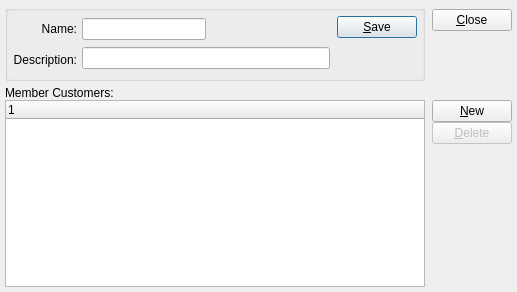
Qt form guiclient/customerGroup.ui (Pegasus-RPG/xtuple-client) before a commit.
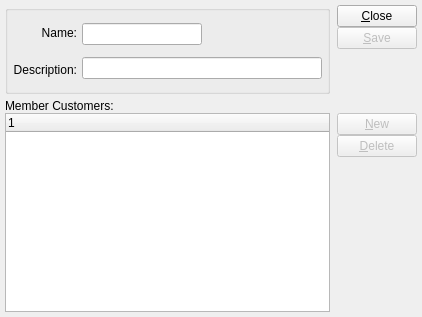
The same form after that commit. Custom widgets are drawn as their Qt base class.

Commit message: Issue #20717: Customer Group button enabled plus ui realignment

The edit to the form file:
```diff
--- a/guiclient/customerGroup.ui
+++ b/guiclient/customerGroup.ui
@@ -9,13 +9,13 @@
 to be bound by its terms.</comment>
  <exportmacro></exportmacro>
  <class>customerGroup</class>
- <widget class="QDialog" name="customerGroup" >
-  <property name="geometry" >
+ <widget class="QDialog" name="customerGroup">
+  <property name="geometry">
    <rect>
     <x>0</x>
     <y>0</y>
-    <width>517</width>
-    <height>292</height>
+    <width>422</width>
+    <height>317</height>
    </rect>
   </property>
   <property name="windowTitle" >
@@ -29,41 +29,41 @@
     <number>5</number>
    </property>
    <item>
-    <layout class="QHBoxLayout" >
-     <property name="margin" >
-      <number>0</number>
-     </property>
-     <property name="spacing" >
+    <layout class="QHBoxLayout">
+     <property name="spacing">
       <number>7</number>
      </property>
+     <property name="margin">
+      <number>0</number>
+     </property>
      <item>
       <widget class="QGroupBox" name="GroupBox1" >
        <property name="title" >
         <string/>
        </property>
-       <layout class="QHBoxLayout" >
-        <property name="margin" >
-         <number>5</number>
-        </property>
-        <property name="spacing" >
+       <layout class="QHBoxLayout">
+        <property name="spacing">
          <number>7</number>
         </property>
+       <property name="margin">
+        <number>5</number>
+       </property>
         <item>
-         <layout class="QHBoxLayout" >
-          <property name="margin" >
-           <number>0</number>
-          </property>
-          <property name="spacing" >
+         <layout class="QHBoxLayout">
+          <property name="spacing">
            <number>5</number>
           </property>
+          <property name="margin">
+           <number>0</number>
+          </property>
           <item>
-           <layout class="QVBoxLayout" >
-            <property name="margin" >
-             <number>0</number>
-            </property>
-            <property name="spacing" >
+           <layout class="QVBoxLayout">
+            <property name="spacing">
              <number>5</number>
             </property>
+            <property name="margin">
+             <number>0</number>
+            </property>
             <item>
              <widget class="QLabel" name="_nameLit" >
               <property name="text" >
@@ -87,13 +87,13 @@
            </layout>
           </item>
           <item>
-           <layout class="QVBoxLayout" >
-            <property name="margin" >
-             <number>0</number>
-            </property>
-            <property name="spacing" >
+           <layout class="QVBoxLayout">
+            <property name="spacing">
              <number>5</number>
             </property>
+            <property name="margin">
+            <number>0</number>
+            </property>
             <item>
              <layout class="QHBoxLayout" >
               <property name="margin" >
@@ -130,72 +130,49 @@
           </item>
          </layout>
         </item>
-        <item>
-         <layout class="QVBoxLayout" >
-          <property name="margin" >
-           <number>0</number>
-          </property>
-          <property name="spacing" >
-           <number>0</number>
-          </property>
-          <item>
-           <widget class="QPushButton" name="_save" >
-            <property name="text" >
-             <string>&amp;Save</string>
-            </property>
-            <property name="autoDefault" >
-             <bool>true</bool>
-            </property>
-            <property name="default" >
-             <bool>true</bool>
-            </property>
-           </widget>
-          </item>
-          <item>
-           <spacer>
-            <property name="orientation" >
-             <enum>Qt::Vertical</enum>
-            </property>
-            <property name="sizeType" >
-             <enum>QSizePolicy::Preferred</enum>
-            </property>
-            <property name="sizeHint" >
-             <size>
-              <width>20</width>
-              <height>40</height>
-             </size>
-            </property>
-           </spacer>
-          </item>
-         </layout>
-        </item>
        </layout>
       </widget>
      </item>
      <item>
-      <layout class="QVBoxLayout" >
-       <property name="margin" >
+      <layout class="QVBoxLayout">
+       <property name="spacing">
         <number>0</number>
        </property>
        <property name="spacing" >
         <number>0</number>
        </property>
        <item>
-        <widget class="QPushButton" name="_close" >
-         <property name="text" >
+        <widget class="QPushButton" name="_close">
+         <property name="text">
           <string>&amp;Close</string>
          </property>
         </widget>
        </item>
+       <item>
+        <widget class="QPushButton" name="_save">
+         <property name="text">
+          <string>&amp;Save</string>
+         </property>
+         <property name="autoDefault">
+          <bool>true</bool>
+         </property>
+         <property name="default">
+          <bool>true</bool>
+         </property>
+         <property name="enabled">
+          <bool>false</bool>
+         </property>
+        </widget>
+       </item>
        <item>
         <spacer>
          <property name="orientation" >
           <enum>Qt::Vertical</enum>
          </property>
-         <property name="sizeType" >
+         <property name="sizeType">
           <enum>QSizePolicy::Preferred</enum>
          </property>
-         <property name="sizeHint" >
+         <property name="sizeHint" stdset="0">
           <size>
            <width>20</width>
            <height>45</height>
@@ -208,57 +185,60 @@
     </layout>
    </item>
    <item>
-    <layout class="QVBoxLayout" >
-     <property name="margin" >
+    <layout class="QVBoxLayout">
+     <property name="spacing">
       <number>0</number>
      </property>
-     <property name="spacing" >
+     <property name="margin">
       <number>0</number>
      </property>
      <item>
-      <widget class="QLabel" name="_memberCustomersLit" >
-       <property name="text" >
+      <widget class="QLabel" name="_memberCustomersLit">
+       <property name="text">
         <string>Member Customers:</string>
        </property>
       </widget>
      </item>
      <item>
-      <layout class="QHBoxLayout" >
-       <property name="margin" >
-        <number>0</number>
-       </property>
-       <property name="spacing" >
+      <layout class="QHBoxLayout">
+       <property name="spacing">
         <number>7</number>
        </property>
+       <property name="margin">
+        <number>0</number>
+       </property>
        <item>
-        <widget class="XTreeWidget" name="_custgrpitem" />
+        <widget class="XTreeWidget" name="_custgrpitem"/>
        </item>
        <item>
-        <layout class="QVBoxLayout" >
-         <property name="margin" >
+        <layout class="QVBoxLayout">
+         <property name="spacing">
           <number>0</number>
          </property>
          <property name="spacing" >
           <number>0</number>
          </property>
          <item>
-          <layout class="QVBoxLayout" >
-           <property name="margin" >
+          <layout class="QVBoxLayout">
+           <property name="spacing">
             <number>0</number>
            </property>
-           <property name="spacing" >
+           <property name="margin">
             <number>0</number>
            </property>
            <item>
-            <widget class="QPushButton" name="_new" >
-             <property name="text" >
+            <widget class="QPushButton" name="_new">
+             <property name="text">
               <string>&amp;New</string>
              </property>
+             <property name="enabled">
+              <bool>false</bool>
+             </property>
             </widget>
            </item>
            <item>
-            <widget class="QPushButton" name="_delete" >
-             <property name="enabled" >
+            <widget class="QPushButton" name="_delete">
+             <property name="enabled">
               <bool>false</bool>
              </property>
              <property name="text" >
@@ -270,13 +250,13 @@
          </item>
          <item>
           <spacer>
-           <property name="orientation" >
+           <property name="orientation">
             <enum>Qt::Vertical</enum>
            </property>
-           <property name="sizeType" >
+           <property name="sizeType">
             <enum>QSizePolicy::Expanding</enum>
            </property>
-           <property name="sizeHint" >
+           <property name="sizeHint" stdset="0">
             <size>
              <width>20</width>
              <height>20</height>
@@ -292,21 +272,17 @@
    </item>
   </layout>
  </widget>
- <layoutdefault spacing="5" margin="5" />
+ <layoutdefault spacing="5" margin="5"/>
  <customwidgets>
-  <customwidget>
-   <class>XTreeWidget</class>
-   <extends>QTreeWidget</extends>
-   <header>xtreewidget.h</header>
-   <container>0</container>
-   <pixmap></pixmap>
-  </customwidget>
   <customwidget>
    <class>XLineEdit</class>
    <extends>QLineEdit</extends>
    <header>xlineedit.h</header>
-   <container>0</container>
-   <pixmap></pixmap>
+  </customwidget>
+  <customwidget>
+   <class>XTreeWidget</class>
+   <extends>QTreeWidget</extends>
+   <header>xtreewidget.h</header>
   </customwidget>
  </customwidgets>
  <tabstops>
```
Left out of the diff: 59 changed lines with no effect on the pictures. The commit also changes 1 other file.
